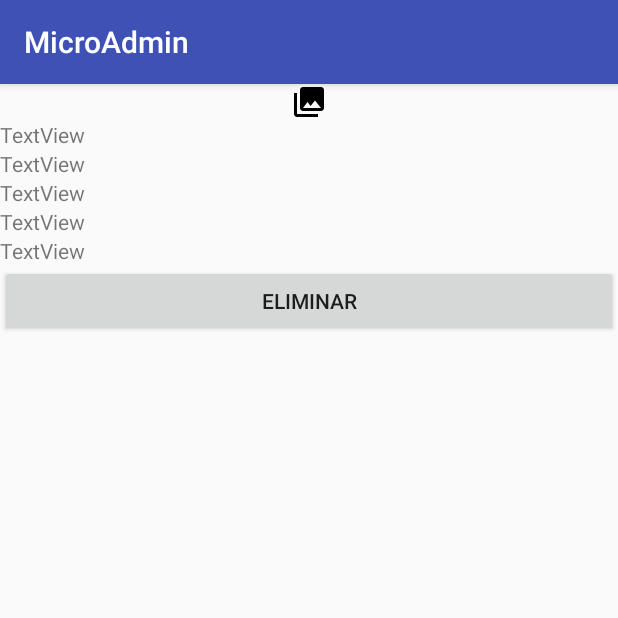
After one commit to ocovolcano/MicroAdmin, an Android app: the MostrarProducto screen opened directly, with no data from a screen before it, on a phone screen of 412 x 824 dp, the top half of it. The commit adds this screen. Run offline under Robolectric (Android 15) with nearby library versions, the phone set to English and light mode, and no system bars; our stand-ins replace Picasso; pictures from the network do not load; 6 statements that could not run were skipped.

Commit message:
Commit Ver Producto

```diff
--- a/app/src/main/AndroidManifest.xml
+++ b/app/src/main/AndroidManifest.xml
@@ -34,6 +34,7 @@
             android:name=".MainInventarioActivity"
             android:label="@string/title_activity_main_inventario"
             android:theme="@style/AppTheme.NoActionBar" />
+        <activity android:name=".MostrarProducto"></activity>
     </application>
 
 </manifest>
--- a/app/src/main/java/com/example/caro/microadmin/InventarioAdapter.java
+++ b/app/src/main/java/com/example/caro/microadmin/InventarioAdapter.java
@@ -1,6 +1,8 @@
 package com.example.caro.microadmin;
 
 import android.content.Context;
+import android.content.Intent;
+import android.support.design.widget.Snackbar;
 import android.support.v7.widget.RecyclerView;
 import android.view.LayoutInflater;
 import android.view.View;
@@ -74,6 +76,10 @@ public class InventarioAdapter extends RecyclerView.Adapter<InventarioAdapter.Vi
                 @Override
                 public void onClick(View v) {
                     int posicion = getAdapterPosition();
+                    Snackbar.make(v,"Se selecciono el producto con id "+idProducto,Snackbar.LENGTH_LONG).setAction("Action",null).show();
+                    Intent intent = new Intent(context,MostrarProducto.class);
+                    intent.putExtra("Producto",listaProductos.get(posicion));
+                    context.startActivity(intent);
                 }
             });
         }
--- /dev/null
+++ b/app/src/main/java/com/example/caro/microadmin/MostrarProducto.java
@@ -0,0 +1,37 @@
+package com.example.caro.microadmin;
+
+import android.support.v7.app.AppCompatActivity;
+import android.os.Bundle;
+import android.widget.ImageView;
+import android.widget.TextView;
+
+import com.squareup.picasso.Picasso;
+
+public class MostrarProducto extends AppCompatActivity {
+    private Producto producto;
+    public ImageView imagenProducto;
+    public TextView codigoProducto;
+    public TextView nombreProducto;
+    public TextView precioUnitario;
+    public TextView costoManufactura;
+    public TextView cantidad;
+    @Override
+    protected void onCreate(Bundle savedInstanceState) {
+        super.onCreate(savedInstanceState);
+        setContentView(R.layout.activity_mostrar_producto);
+        producto = (Producto) getIntent().getSerializableExtra("Producto");
+        imagenProducto = (ImageView) this.findViewById(R.id.imagenProducto);
+        nombreProducto = (TextView) this.findViewById(R.id.tvNombreProducto);
+        precioUnitario = (TextView) this.findViewById(R.id.tvPrecioUnitario);
+        cantidad = (TextView) this.findViewById(R.id.tvCantidad);
+        codigoProducto = (TextView) this.findViewById(R.id.tvCodigo);
+        costoManufactura = (TextView) this.findViewById(R.id.tvCostoManufactura);
+        nombreProducto.setText(producto.getNombre());
+        precioUnitario.setText(String.valueOf(producto.getPrecioUnidad()));
+        cantidad.setText(String.valueOf(producto.getCantidad()));
+        codigoProducto.setText(String.valueOf(producto.getCodigo()));
+        costoManufactura.setText(String.valueOf(producto.getCostoManufactura()));
+        Picasso.with(this).load(producto.getURL()).into(imagenProducto);
+
+    }
+}
--- a/app/src/main/java/com/example/caro/microadmin/Producto.java
+++ b/app/src/main/java/com/example/caro/microadmin/Producto.java
@@ -1,10 +1,12 @@
 package com.example.caro.microadmin;
+
+import java.io.Serializable;
 
 /**
  * Created by Caro on 31/05/2017.
  */
 
-public class Producto {
+public class Producto implements Serializable{
     private int IDProducto;
     private String codigo;
     private String nombre;
--- /dev/null
+++ b/app/src/main/res/layout/activity_mostrar_producto.xml
@@ -0,0 +1,63 @@
+<?xml version="1.0" encoding="utf-8"?>
+<LinearLayout xmlns:android="http://schemas.android.com/apk/res/android"
+    xmlns:app="http://schemas.android.com/apk/res-auto"
+    xmlns:tools="http://schemas.android.com/tools"
+    android:layout_width="match_parent"
+    android:layout_height="match_parent"
+    android:orientation="vertical"
+    tools:context="com.example.caro.microadmin.MostrarProducto">
+
+    <ScrollView
+        android:layout_width="match_parent"
+        android:layout_height="wrap_content">
+
+        <LinearLayout
+            android:layout_width="match_parent"
+            android:layout_height="wrap_content"
+            android:orientation="vertical">
+
+            <ImageView
+                android:id="@+id/imagenProducto"
+                android:layout_width="match_parent"
+                android:layout_height="wrap_content"
+                app:srcCompat="@drawable/ic_menu_gallery" />
+
+            <TextView
+                android:id="@+id/tvCodigo"
+                android:layout_width="match_parent"
+                android:layout_height="wrap_content"
+                android:text="TextView" />
+
+            <TextView
+                android:id="@+id/tvNombreProducto"
+                android:layout_width="match_parent"
+                android:layout_height="wrap_content"
+                android:text="TextView" />
+
+            <TextView
+                android:id="@+id/tvCantidad"
+                android:layout_width="match_parent"
+                android:layout_height="wrap_content"
+                android:text="TextView" />
+
+            <TextView
+                android:id="@+id/tvPrecioUnitario"
+                android:layout_width="match_parent"
+                android:layout_height="wrap_content"
+                android:text="TextView" />
+
+            <TextView
+                android:id="@+id/tvCostoManufactura"
+                android:layout_width="match_parent"
+                android:layout_height="wrap_content"
+                android:text="TextView" />
+
+            <Button
+                android:id="@+id/botonEliminar"
+                android:layout_width="match_parent"
+                android:layout_height="wrap_content"
+                android:text="Eliminar" />
+        </LinearLayout>
+    </ScrollView>
+
+</LinearLayout>
```
